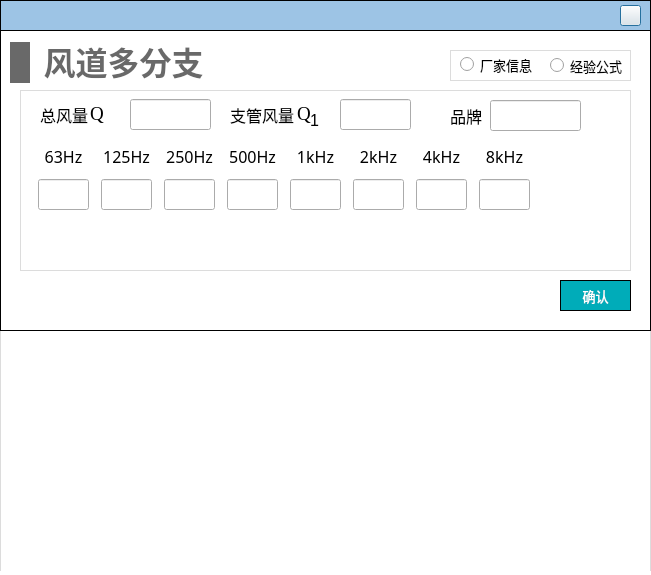
Above: NoiseCalSoft/inputDialog/dialog_duct_with_multi_ranc.ui from haobana/NoiCal before the change. Below: the same form after it.
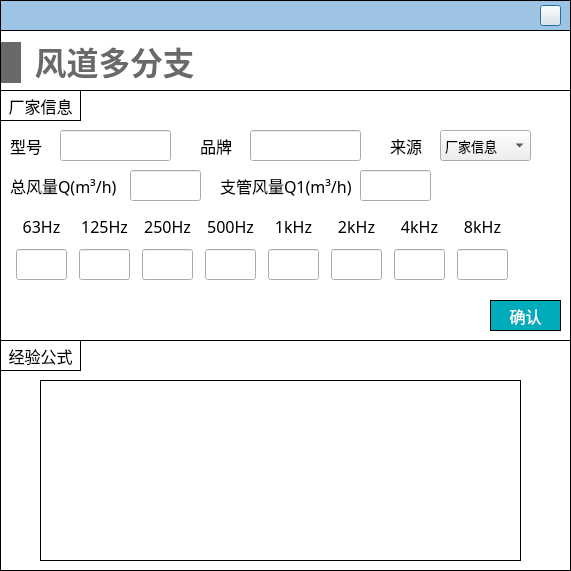
That is the form after the change. Icons and pictures are not drawn.

What changed in the file:
```diff
--- a/NoiseCalSoft/inputDialog/dialog_duct_with_multi_ranc.ui
+++ b/NoiseCalSoft/inputDialog/dialog_duct_with_multi_ranc.ui
@@ -6,8 +6,8 @@
    <rect>
     <x>0</x>
     <y>0</y>
-    <width>651</width>
-    <height>575</height>
+    <width>571</width>
+    <height>571</height>
    </rect>
   </property>
   <property name="windowTitle">
@@ -36,7 +36,7 @@
     <rect>
      <x>0</x>
      <y>0</y>
-     <width>651</width>
+     <width>571</width>
      <height>31</height>
     </rect>
    </property>
@@ -51,7 +51,7 @@
    <widget class="QPushButton" name="close">
     <property name="geometry">
      <rect>
-      <x>620</x>
+      <x>540</x>
       <y>5</y>
       <width>21</width>
       <height>21</height>
@@ -70,8 +70,8 @@
     <rect>
      <x>0</x>
      <y>30</y>
-     <width>651</width>
-     <height>301</height>
+     <width>571</width>
+     <height>311</height>
     </rect>
    </property>
    <property name="styleSheet">
@@ -80,45 +80,10 @@
 border: 1px solid #000000;
 }</string>
    </property>
-   <widget class="QPushButton" name="pushButton_confirm">
-    <property name="geometry">
-     <rect>
-      <x>560</x>
-      <y>250</y>
-      <width>71</width>
-      <height>31</height>
-     </rect>
-    </property>
-    <property name="font">
-     <font>
-      <family>黑体</family>
-      <pointsize>10</pointsize>
-     </font>
-    </property>
-    <property name="styleSheet">
-     <string notr="true">QPushButton
-{
-	color:#ffffff; /*文字颜色*/
-    background-color: #00ACB9;/*背景色*/
-    border-radius:0px; /*边框倒角*/
-	border: 1px solid #000000;
-}
-
-
-QPushButton:hover 
-{
-background-color: rgb(0,142,153);
-color: white;
-}</string>
-    </property>
-    <property name="text">
-     <string>确认</string>
-    </property>
-   </widget>
    <widget class="QWidget" name="layoutWidget_13">
     <property name="geometry">
      <rect>
-      <x>10</x>
+      <x>1</x>
       <y>10</y>
       <width>201</width>
       <height>45</height>
@@ -175,73 +140,19 @@
      </item>
     </layout>
    </widget>
-   <widget class="QWidget" name="widget_7" native="true">
-    <property name="geometry">
-     <rect>
-      <x>450</x>
-      <y>20</y>
-      <width>181</width>
-      <height>31</height>
-     </rect>
-    </property>
-    <property name="styleSheet">
-     <string notr="true">#widget_7
-{
-border: 1px solid #DCDCDC;
-}</string>
-    </property>
-    <widget class="QRadioButton" name="radioButton_known">
-     <property name="geometry">
-      <rect>
-       <x>10</x>
-       <y>-1</y>
-       <width>81</width>
-       <height>31</height>
-      </rect>
-     </property>
-     <property name="font">
-      <font>
-       <family>黑体</family>
-       <pointsize>10</pointsize>
-      </font>
-     </property>
-     <property name="text">
-      <string>厂家信息</string>
-     </property>
-    </widget>
-    <widget class="QRadioButton" name="radioButton_formula">
-     <property name="geometry">
-      <rect>
-       <x>100</x>
-       <y>0</y>
-       <width>81</width>
-       <height>31</height>
-      </rect>
-     </property>
-     <property name="font">
-      <font>
-       <family>黑体</family>
-       <pointsize>10</pointsize>
-      </font>
-     </property>
-     <property name="text">
-      <string>经验公式</string>
-     </property>
-    </widget>
-   </widget>
    <widget class="QWidget" name="widget_2" native="true">
     <property name="geometry">
      <rect>
-      <x>20</x>
+      <x>0</x>
       <y>60</y>
-      <width>611</width>
-      <height>181</height>
+      <width>571</width>
+      <height>251</height>
      </rect>
     </property>
     <property name="styleSheet">
      <string notr="true">#widget_2
 {
-border: 1px solid #DCDCDC;
+border: 1px solid #000000;
 }
 
 QLabel
@@ -255,11 +166,256 @@
 font-family: '黑体';
 }</string>
     </property>
+    <widget class="QLineEdit" name="lineEdit_brand">
+     <property name="geometry">
+      <rect>
+       <x>250</x>
+       <y>40</y>
+       <width>111</width>
+       <height>31</height>
+      </rect>
+     </property>
+     <property name="font">
+      <font>
+       <family>黑体</family>
+       <pointsize>-1</pointsize>
+      </font>
+     </property>
+    </widget>
+    <widget class="QLineEdit" name="lineEdit_q1">
+     <property name="geometry">
+      <rect>
+       <x>360</x>
+       <y>80</y>
+       <width>71</width>
+       <height>31</height>
+      </rect>
+     </property>
+     <property name="font">
+      <font>
+       <family>黑体</family>
+       <pointsize>-1</pointsize>
+      </font>
+     </property>
+    </widget>
+    <widget class="QLabel" name="label_16">
+     <property name="geometry">
+      <rect>
+       <x>200</x>
+       <y>40</y>
+       <width>41</width>
+       <height>31</height>
+      </rect>
+     </property>
+     <property name="font">
+      <font>
+       <family>黑体</family>
+       <pointsize>-1</pointsize>
+      </font>
+     </property>
+     <property name="text">
+      <string>品牌</string>
+     </property>
+    </widget>
+    <widget class="QLabel" name="label_17">
+     <property name="geometry">
+      <rect>
+       <x>220</x>
+       <y>80</y>
+       <width>131</width>
+       <height>31</height>
+      </rect>
+     </property>
+     <property name="font">
+      <font>
+       <family>黑体</family>
+       <pointsize>-1</pointsize>
+      </font>
+     </property>
+     <property name="text">
+      <string>支管风量Q1(m³/h)</string>
+     </property>
+    </widget>
+    <widget class="QLabel" name="label_19">
+     <property name="geometry">
+      <rect>
+       <x>10</x>
+       <y>80</y>
+       <width>111</width>
+       <height>31</height>
+      </rect>
+     </property>
+     <property name="font">
+      <font>
+       <family>黑体</family>
+       <pointsize>-1</pointsize>
+      </font>
+     </property>
+     <property name="text">
+      <string>总风量Q(m³/h)</string>
+     </property>
+    </widget>
+    <widget class="QLineEdit" name="lineEdit_q">
+     <property name="geometry">
+      <rect>
+       <x>130</x>
+       <y>80</y>
+       <width>71</width>
+       <height>31</height>
+      </rect>
+     </property>
+     <property name="font">
+      <font>
+       <family>黑体</family>
+       <pointsize>-1</pointsize>
+      </font>
+     </property>
+    </widget>
+    <widget class="QLabel" name="label_20">
+     <property name="geometry">
+      <rect>
+       <x>0</x>
+       <y>0</y>
+       <width>81</width>
+       <height>31</height>
+      </rect>
+     </property>
+     <property name="font">
+      <font>
+       <family>黑体</family>
+       <pointsize>-1</pointsize>
+      </font>
+     </property>
+     <property name="styleSheet">
+      <string notr="true">border: 1px solid #000000;</string>
+     </property>
+     <property name="text">
+      <string>厂家信息</string>
+     </property>
+     <property name="alignment">
+      <set>Qt::AlignCenter</set>
+     </property>
+    </widget>
+    <widget class="QPushButton" name="pushButton_confirm">
+     <property name="geometry">
+      <rect>
+       <x>490</x>
+       <y>210</y>
+       <width>71</width>
+       <height>31</height>
+      </rect>
+     </property>
+     <property name="font">
+      <font>
+       <family>黑体</family>
+       <pointsize>12</pointsize>
+      </font>
+     </property>
+     <property name="styleSheet">
+      <string notr="true">QPushButton
+{
+	color:#ffffff; /*文字颜色*/
+    background-color: #00ACB9;/*背景色*/
+    border-radius:0px; /*边框倒角*/
+	border: 1px solid #000000;
+}
+
+
+QPushButton:hover 
+{
+background-color: rgb(0,142,153);
+color: white;
+}</string>
+     </property>
+     <property name="text">
+      <string>确认</string>
+     </property>
+    </widget>
+    <widget class="QLineEdit" name="lineEdit_model">
+     <property name="geometry">
+      <rect>
+       <x>60</x>
+       <y>40</y>
+       <width>111</width>
+       <height>31</height>
+      </rect>
+     </property>
+     <property name="font">
+      <font>
+       <family>黑体</family>
+       <pointsize>-1</pointsize>
+      </font>
+     </property>
+    </widget>
+    <widget class="QLabel" name="label_29">
+     <property name="geometry">
+      <rect>
+       <x>10</x>
+       <y>40</y>
+       <width>41</width>
+       <height>31</height>
+      </rect>
+     </property>
+     <property name="font">
+      <font>
+       <family>黑体</family>
+       <pointsize>-1</pointsize>
+      </font>
+     </property>
+     <property name="text">
+      <string>型号</string>
+     </property>
+    </widget>
+    <widget class="QComboBox" name="comboBox_data_source">
+     <property name="geometry">
+      <rect>
+       <x>440</x>
+       <y>40</y>
+       <width>91</width>
+       <height>31</height>
+      </rect>
+     </property>
+     <property name="font">
+      <font>
+       <family>Microsoft YaHei</family>
+       <pointsize>-1</pointsize>
+      </font>
+     </property>
+     <item>
+      <property name="text">
+       <string>厂家信息</string>
+      </property>
+     </item>
+     <item>
+      <property name="text">
+       <string>设计预估</string>
+      </property>
+     </item>
+    </widget>
+    <widget class="QLabel" name="label_34">
+     <property name="geometry">
+      <rect>
+       <x>390</x>
+       <y>40</y>
+       <width>71</width>
+       <height>31</height>
+      </rect>
+     </property>
+     <property name="font">
+      <font>
+       <family>黑体</family>
+       <pointsize>-1</pointsize>
+      </font>
+     </property>
+     <property name="text">
+      <string>来源</string>
+     </property>
+    </widget>
     <widget class="QWidget" name="layoutWidget">
      <property name="geometry">
       <rect>
-       <x>12</x>
-       <y>50</y>
+       <x>10</x>
+       <y>120</y>
        <width>511</width>
        <height>72</height>
       </rect>
@@ -309,12 +465,6 @@
             <height>31</height>
            </size>
           </property>
-          <property name="font">
-           <font>
-            <family>黑体</family>
-            <pointsize>-1</pointsize>
-           </font>
-          </property>
           <property name="alignment">
            <set>Qt::AlignCenter</set>
           </property>
@@ -369,12 +519,6 @@
             <height>31</height>
            </size>
           </property>
-          <property name="font">
-           <font>
-            <family>黑体</family>
-            <pointsize>-1</pointsize>
-           </font>
-          </property>
           <property name="alignment">
            <set>Qt::AlignCenter</set>
           </property>
@@ -429,12 +573,6 @@
             <height>31</height>
            </size>
           </property>
-          <property name="font">
-           <font>
-            <family>黑体</family>
-            <pointsize>-1</pointsize>
-           </font>
-          </property>
           <property name="alignment">
            <set>Qt::AlignCenter</set>
           </property>
@@ -489,12 +627,6 @@
             <height>31</height>
            </size>
           </property>
-          <property name="font">
-           <font>
-            <family>黑体</family>
-            <pointsize>-1</pointsize>
-           </font>
-          </property>
           <property name="alignment">
            <set>Qt::AlignCenter</set>
           </property>
@@ -549,12 +681,6 @@
             <height>31</height>
            </size>
           </property>
-          <property name="font">
-           <font>
-            <family>黑体</family>
-            <pointsize>-1</pointsize>
-           </font>
-          </property>
           <property name="alignment">
            <set>Qt::AlignCenter</set>
           </property>
@@ -612,12 +738,6 @@
             <height>31</height>
            </size>
           </property>
-          <property name="font">
-           <font>
-            <family>黑体</family>
-            <pointsize>-1</pointsize>
-           </font>
-          </property>
           <property name="alignment">
            <set>Qt::AlignCenter</set>
           </property>
@@ -672,12 +792,6 @@
             <height>31</height>
            </size>
           </property>
-          <property name="font">
-           <font>
-            <family>黑体</family>
-            <pointsize>-1</pointsize>
-           </font>
-          </property>
           <property name="alignment">
            <set>Qt::AlignCenter</set>
           </property>
@@ -732,12 +846,6 @@
             <height>31</height>
            </size>
           </property>
-          <property name="font">
-           <font>
-            <family>黑体</family>
-            <pointsize>-1</pointsize>
-           </font>
-          </property>
           <property name="alignment">
            <set>Qt::AlignCenter</set>
           </property>
@@ -750,299 +858,58 @@
       </item>
      </layout>
     </widget>
-    <widget class="QStackedWidget" name="stackedWidget_input">
-     <property name="geometry">
-      <rect>
-       <x>20</x>
-       <y>9</y>
-       <width>391</width>
-       <height>31</height>
-      </rect>
-     </property>
-     <property name="styleSheet">
-      <string notr="true">#page_formula
-{
-background-color:white;
-}
-
-#page_known
-{
-background-color:white;
-}</string>
-     </property>
-     <property name="currentIndex">
-      <number>0</number>
-     </property>
-     <widget class="QWidget" name="page_formula">
-      <widget class="QLineEdit" name="lineEdit_q">
-       <property name="geometry">
-        <rect>
-         <x>300</x>
-         <y>0</y>
-         <width>71</width>
-         <height>31</height>
-        </rect>
-       </property>
-       <property name="font">
-        <font>
-         <family>黑体</family>
-         <pointsize>-1</pointsize>
-        </font>
-       </property>
-      </widget>
-      <widget class="QLineEdit" name="lineEdit_q1">
-       <property name="geometry">
-        <rect>
-         <x>90</x>
-         <y>0</y>
-         <width>81</width>
-         <height>31</height>
-        </rect>
-       </property>
-       <property name="font">
-        <font>
-         <family>黑体</family>
-         <pointsize>-1</pointsize>
-        </font>
-       </property>
-      </widget>
-      <widget class="QLabel" name="label_13">
-       <property name="geometry">
-        <rect>
-         <x>190</x>
-         <y>0</y>
-         <width>71</width>
-         <height>31</height>
-        </rect>
-       </property>
-       <property name="font">
-        <font>
-         <family>黑体</family>
-         <pointsize>-1</pointsize>
-        </font>
-       </property>
-       <property name="text">
-        <string>支管风量</string>
-       </property>
-      </widget>
-      <widget class="QLabel" name="label_15">
-       <property name="geometry">
-        <rect>
-         <x>0</x>
-         <y>0</y>
-         <width>51</width>
-         <height>31</height>
-        </rect>
-       </property>
-       <property name="font">
-        <font>
-         <family>黑体</family>
-         <pointsize>-1</pointsize>
-        </font>
-       </property>
-       <property name="text">
-        <string>总风量</string>
-       </property>
-      </widget>
-      <widget class="QLabel" name="label_16">
-       <property name="geometry">
-        <rect>
-         <x>50</x>
-         <y>0</y>
-         <width>21</width>
-         <height>31</height>
-        </rect>
-       </property>
-       <property name="font">
-        <font>
-         <family>Times New Roman</family>
-         <pointsize>15</pointsize>
-         <italic>false</italic>
-         <bold>false</bold>
-        </font>
-       </property>
-       <property name="styleSheet">
-        <string notr="true">font: 15pt &quot;Times New Roman&quot;;</string>
-       </property>
-       <property name="text">
-        <string>&lt;html&gt;&lt;head/&gt;&lt;body&gt;&lt;p&gt;&lt;span style=&quot; font-size:14pt;&quot;&gt;Q&lt;/span&gt;&lt;/p&gt;&lt;/body&gt;&lt;/html&gt;</string>
-       </property>
-      </widget>
-      <widget class="QLabel" name="label_17">
-       <property name="geometry">
-        <rect>
-         <x>270</x>
-         <y>13</y>
-         <width>16</width>
-         <height>16</height>
-        </rect>
-       </property>
-       <property name="text">
-        <string>1</string>
-       </property>
-      </widget>
-      <widget class="QLabel" name="label_6">
-       <property name="geometry">
-        <rect>
-         <x>257</x>
-         <y>0</y>
-         <width>21</width>
-         <height>31</height>
-        </rect>
-       </property>
-       <property name="font">
-        <font>
-         <family>Times New Roman</family>
-         <pointsize>15</pointsize>
-         <italic>false</italic>
-         <bold>false</bold>
-        </font>
-       </property>
-       <property name="styleSheet">
-        <string notr="true">font: 15pt &quot;Times New Roman&quot;;</string>
-       </property>
-       <property name="text">
-        <string>&lt;html&gt;&lt;head/&gt;&lt;body&gt;&lt;p&gt;&lt;span style=&quot; font-size:14pt;&quot;&gt;Q&lt;/span&gt;&lt;/p&gt;&lt;/body&gt;&lt;/html&gt;</string>
-       </property>
-      </widget>
-     </widget>
-     <widget class="QWidget" name="page_known">
-      <widget class="QLabel" name="label_5">
-       <property name="geometry">
-        <rect>
-         <x>0</x>
-         <y>0</y>
-         <width>41</width>
-         <height>31</height>
-        </rect>
-       </property>
-       <property name="font">
-        <font>
-         <family>黑体</family>
-         <pointsize>-1</pointsize>
-        </font>
-       </property>
-       <property name="text">
-        <string>型号</string>
-       </property>
-      </widget>
-      <widget class="QLineEdit" name="lineEdit_model">
-       <property name="geometry">
-        <rect>
-         <x>40</x>
-         <y>0</y>
-         <width>91</width>
-         <height>31</height>
-        </rect>
-       </property>
-       <property name="font">
-        <font>
-         <family>黑体</family>
-         <pointsize>-1</pointsize>
-        </font>
-       </property>
-      </widget>
-     </widget>
-    </widget>
-    <widget class="QLabel" name="label_4">
-     <property name="geometry">
-      <rect>
-       <x>430</x>
-       <y>10</y>
-       <width>41</width>
-       <height>31</height>
-      </rect>
-     </property>
-     <property name="font">
-      <font>
-       <family>黑体</family>
-       <pointsize>-1</pointsize>
-      </font>
-     </property>
-     <property name="text">
-      <string>品牌</string>
-     </property>
-    </widget>
-    <widget class="QLineEdit" name="lineEdit_brand">
-     <property name="geometry">
-      <rect>
-       <x>470</x>
-       <y>10</y>
-       <width>91</width>
-       <height>31</height>
-      </rect>
-     </property>
-     <property name="font">
-      <font>
-       <family>黑体</family>
-       <pointsize>-1</pointsize>
-      </font>
-     </property>
-    </widget>
    </widget>
   </widget>
-  <widget class="QStackedWidget" name="stackedWidget_descri">
+  <widget class="QWidget" name="widget" native="true">
    <property name="geometry">
     <rect>
      <x>0</x>
-     <y>330</y>
-     <width>651</width>
-     <height>241</height>
+     <y>340</y>
+     <width>571</width>
+     <height>231</height>
     </rect>
    </property>
-   <property name="minimumSize">
-    <size>
-     <width>651</width>
-     <height>191</height>
-    </size>
-   </property>
    <property name="styleSheet">
-    <string notr="true">background-color: rgb(255, 255, 255);</string>
+    <string notr="true">border: 1px solid #000000;</string>
    </property>
-   <property name="currentIndex">
-    <number>0</number>
-   </property>
-   <widget class="QWidget" name="page_descri">
-    <widget class="QWidget" name="widget_6" native="true">
-     <property name="geometry">
-      <rect>
-       <x>0</x>
-       <y>0</y>
-       <width>651</width>
-       <height>251</height>
-      </rect>
-     </property>
-     <property name="minimumSize">
-      <size>
-       <width>651</width>
-       <height>191</height>
-      </size>
-     </property>
-     <property name="styleSheet">
-      <string notr="true">#widget_6
-{
-border: 1px solid #DCDCDC;
-}</string>
-     </property>
-     <widget class="QLabel" name="label_3">
-      <property name="geometry">
-       <rect>
-        <x>10</x>
-        <y>20</y>
-        <width>531</width>
-        <height>201</height>
-       </rect>
-      </property>
-      <property name="styleSheet">
-       <string notr="true">border-image: url(:/images/image/duct_with_multi_ranc_descri.png);</string>
-      </property>
-      <property name="text">
-       <string/>
-      </property>
-     </widget>
-    </widget>
+   <widget class="QLabel" name="label_18">
+    <property name="geometry">
+     <rect>
+      <x>0</x>
+      <y>0</y>
+      <width>81</width>
+      <height>31</height>
+     </rect>
+    </property>
+    <property name="font">
+     <font>
+      <family>黑体</family>
+      <pointsize>12</pointsize>
+     </font>
+    </property>
+    <property name="text">
+     <string>经验公式</string>
+    </property>
+    <property name="alignment">
+     <set>Qt::AlignCenter</set>
+    </property>
    </widget>
-   <widget class="QWidget" name="page_white"/>
+   <widget class="QLabel" name="label">
+    <property name="geometry">
+     <rect>
+      <x>40</x>
+      <y>40</y>
+      <width>481</width>
+      <height>181</height>
+     </rect>
+    </property>
+    <property name="styleSheet">
+     <string notr="true">border-image: url(:/images/image/static_box_descri.png);</string>
+    </property>
+    <property name="text">
+     <string/>
+    </property>
+   </widget>
   </widget>
   <zorder>widget_top</zorder>
   <zorder>stackedWidget_descri</zorder>
```
Left out of the diff: 3 changed lines with no effect on the pictures.
